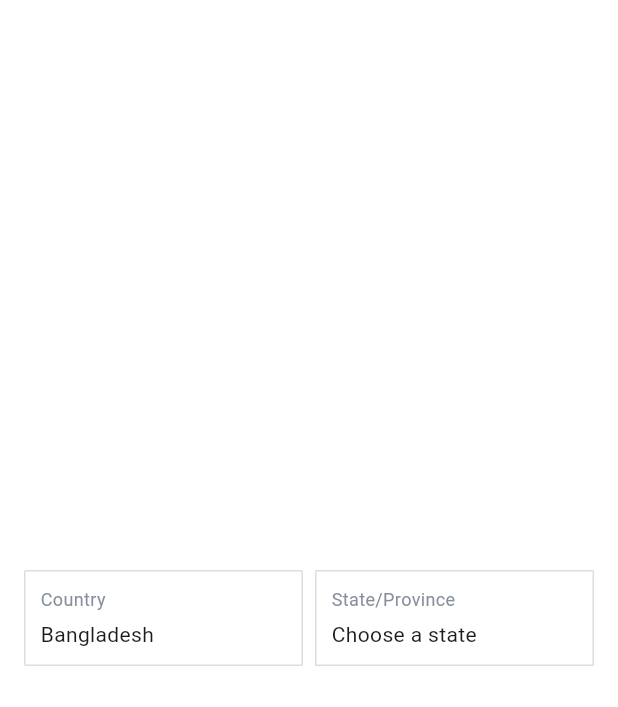
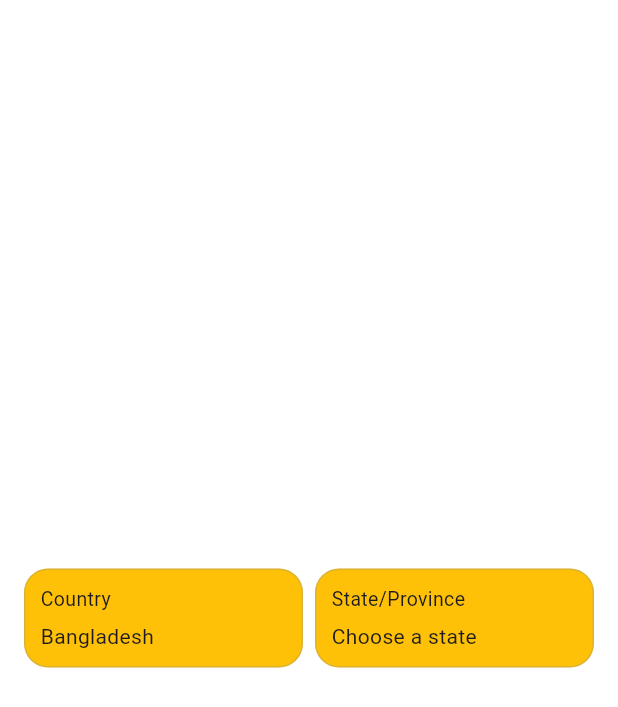
Before and after one commit to Nafis71/cupertino_country_state_picker, a Flutter app: the screen it shows after launch, on a phone screen of 412 x 824 dp. Shown: the top 707 px of the screen. Run offline on Flutter 3.47's test engine with Material 3 defaults, Android fonts, the phone set to English and light mode, and no system bars; statements that could not run were skipped.

Commit message:
updated readme

```diff
--- a/example/lib/main.dart
+++ b/example/lib/main.dart
@@ -42,7 +42,15 @@ class _MyHomePageState extends State<MyHomePage> {
                 onCountryChanged: (value) {},
                 onStateChanged: (value) {},
                 initialCountry: "Bangladesh",
-                showBottomSheetDragHandle: false,
+                backgroundColor: Colors.amber,
+                bottomSheetColor: Colors.amber,
+                pickedValueTextStyle: TextStyle(
+                  fontSize: 14,
+                ),
+                borderRadius: 16,
+                labelTextStyle: TextStyle(
+                  fontSize: 13,
+                ),
               ),
             ),
           ],
```
Also changed, not shown: 1 other file.
